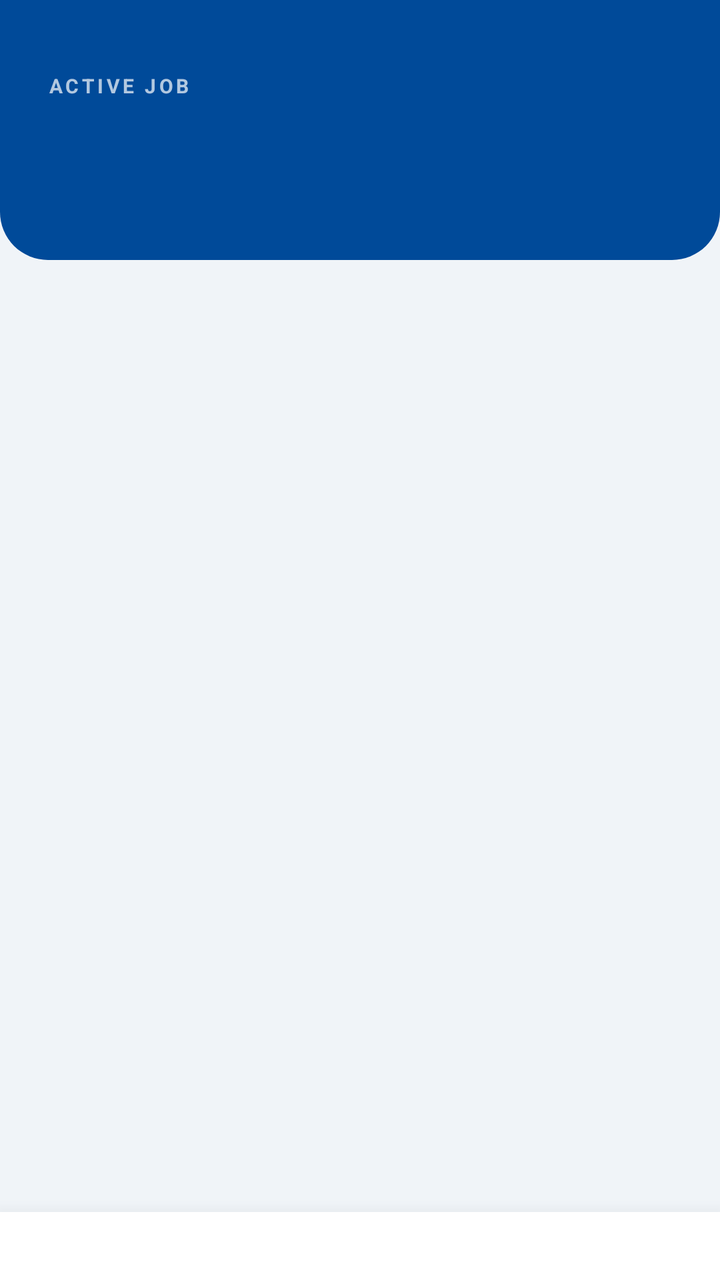
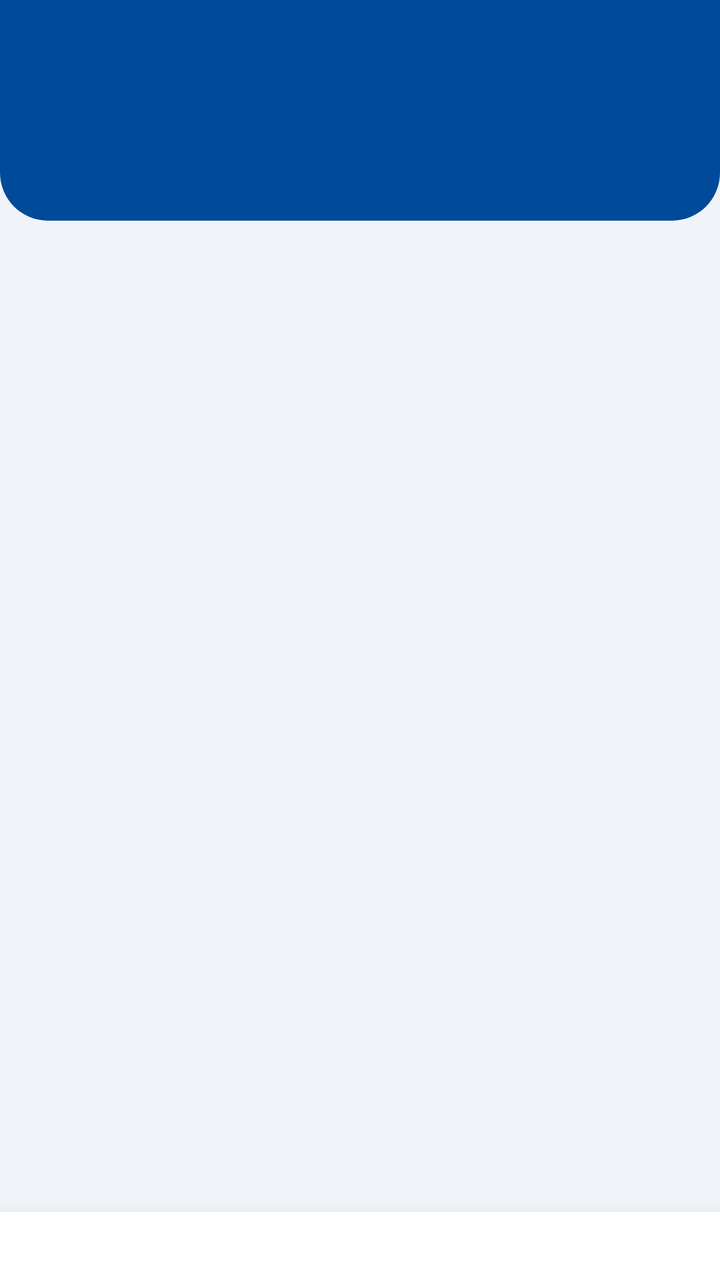

Compare the two renders of this Android layout. The source of the first and the diff that turns it into the second are given below.
<!-- AndroidManifest.xml: application theme Theme.Newtacks -->
<!-- res/layout/fragment_worker_job.xml -->
<?xml version="1.0" encoding="utf-8"?>
<LinearLayout
    xmlns:android="http://schemas.android.com/apk/res/android"
    xmlns:app="http://schemas.android.com/apk/res-auto"
    android:layout_width="match_parent"
    android:layout_height="match_parent"
    android:orientation="vertical"
    android:background="#F0F4F8">

    
    <LinearLayout
        android:id="@+id/layoutHeader"
        android:layout_width="match_parent"
        android:layout_height="wrap_content"
        android:orientation="vertical"
        android:background="@drawable/bg_header_rounded"
        android:paddingStart="24dp"
        android:paddingEnd="24dp"
        android:paddingTop="36dp"
        android:paddingBottom="28dp">

        <TextView
            android:layout_width="wrap_content"
            android:layout_height="wrap_content"
            android:text="ACTIVE JOB"
            android:textColor="#FFFFFF"
            android:textSize="10sp"
            android:textStyle="bold"
            android:letterSpacing="0.15"
            android:alpha="0.7"
            android:layout_marginBottom="6dp" />

        <TextView
            android:id="@+id/tvJobTitle"
            android:layout_width="match_parent"
            android:layout_height="wrap_content"
            android:textColor="#FFFFFF"
            android:textSize="24sp"
            android:textStyle="bold"
            android:layout_marginBottom="14dp" />

        <TextView
            android:id="@+id/tvJobStatus"
            android:layout_width="wrap_content"
            android:layout_height="wrap_content"
            android:textSize="12sp"
            android:textStyle="bold"
            android:textColor="#D97706"
            android:background="@drawable/bg_badge_yellow"
            android:paddingStart="14dp"
            android:paddingEnd="14dp"
            android:paddingTop="5dp"
            android:paddingBottom="5dp"
            android:visibility="gone" />

    </LinearLayout>

    
    <ScrollView
        android:layout_width="match_parent"
        android:layout_height="0dp"
        android:layout_weight="1"
        android:fillViewport="true">

        <LinearLayout
            android:layout_width="match_parent"
            android:layout_height="wrap_content"
            android:orientation="vertical">

            
            <LinearLayout
                android:id="@+id/layoutContent"
                android:layout_width="match_parent"
                android:layout_height="wrap_content"
                android:orientation="vertical"
                android:padding="20dp"
                android:visibility="gone">

                
                <LinearLayout
                    android:id="@+id/cardJobDetails"
                    android:layout_width="match_parent"
                    android:layout_height="wrap_content"
                    android:orientation="vertical"
                    android:background="@drawable/bg_card"
                    android:padding="20dp"
                    android:layout_marginBottom="12dp"
                    android:clickable="true"
                    android:focusable="true"
                    android:foreground="?attr/selectableItemBackground">

                    <LinearLayout
                        android:layout_width="match_parent"
                        android:layout_height="wrap_content"
                        android:orientation="horizontal"
                        android:gravity="center_vertical"
                        android:layout_marginBottom="16dp">

                        <View
                            android:layout_width="4dp"
                            android:layout_height="20dp"
                            android:background="#004A99"
                            android:layout_marginEnd="10dp" />

                        <TextView
                            android:layout_width="wrap_content"
                            android:layout_height="wrap_content"
                            android:text="JOB DETAILS"
                            android:textColor="#004A99"
                            android:textSize="11sp"
                            android:textStyle="bold"
                            android:letterSpacing="0.1" />
                    </LinearLayout>

                    <TextView
                        android:id="@+id/tvJobDetails"
                        android:layout_width="match_parent"
                        android:layout_height="wrap_content"
                        android:textColor="#1E293B"
                        android:textSize="14sp"
                        android:lineSpacingExtra="6dp" />
                </LinearLayout>

                
                <LinearLayout
                    android:id="@+id/cardClientInfo"
                    android:layout_width="match_parent"
                    android:layout_height="wrap_content"
                    android:layout_marginBottom="12dp"
                    android:background="@drawable/bg_card"
                    android:orientation="vertical"
                    android:padding="20dp"
                    android:clickable="true"
                    android:focusable="true"
                    android:foreground="?attr/selectableItemBackground">

                    <LinearLayout
                        android:layout_width="match_parent"
                        android:layout_height="wrap_content"
                        android:layout_marginBottom="16dp"
                        android:gravity="center_vertical"
                        android:orientation="horizontal">

                        <View
                            android:layout_width="4dp"
                            android:layout_height="20dp"
                            android:layout_marginEnd="10dp"
                            android:background="#16A34A" />

                        <TextView
                            android:layout_width="wrap_content"
                            android:layout_height="wrap_content"
                            android:letterSpacing="0.1"
                            android:text="CLIENT INFORMATION"
                            android:textColor="#16A34A"
                            android:textSize="11sp"
                            android:textStyle="bold" />
                    </LinearLayout>

                    <TextView
                        android:id="@+id/tvClientDetailName"
                        android:layout_width="match_parent"
                        android:layout_height="wrap_content"
                        android:text="Client Name"
                        android:textColor="#1E293B"
                        android:textSize="16sp"
                        android:textStyle="bold" />

                    <TextView
                        android:id="@+id/tvClientDetailPhone"
                        android:layout_width="match_parent"
                        android:layout_height="wrap_content"
                        android:layout_marginTop="4dp"
                        android:text="Phone: 09123456789"
                        android:textColor="#64748B"
                        android:textSize="14sp" />
                </LinearLayout>

                
                <LinearLayout
                    android:layout_width="match_parent"
                    android:layout_height="wrap_content"
                    android:orientation="horizontal"
                    android:gravity="center_vertical"
                    android:background="@drawable/bg_info_card"
                    android:padding="14dp">

                    <TextView
                        android:layout_width="0dp"
                        android:layout_height="wrap_content"
                        android:layout_weight="1"
                        android:text="Update your progress to keep the client informed."
                        android:textColor="#004A99"
                        android:textSize="12sp"
                        android:lineSpacingExtra="3dp" />
                </LinearLayout>
            </LinearLayout>

            
            <LinearLayout
                android:id="@+id/layoutEmptyState"
                android:layout_width="match_parent"
                android:layout_height="wrap_content"
                android:gravity="center"
                android:orientation="vertical"
                android:paddingTop="80dp"
                android:paddingBottom="40dp"
                android:visibility="gone">

                <ImageView
                    android:layout_width="72dp"
                    android:layout_height="72dp"
                    android:layout_marginBottom="20dp"
                    android:alpha="0.3"
                    android:src="@drawable/ic_inbox" />

                <TextView
                    android:layout_width="wrap_content"
                    android:layout_height="wrap_content"
                    android:text="No Active Job"
                    android:textColor="#1E293B"
                    android:textSize="18sp"
                    android:textStyle="bold"
                    android:layout_marginBottom="8dp" />

                <TextView
                    android:layout_width="wrap_content"
                    android:layout_height="wrap_content"
                    android:text="You have no job assigned yet.&#10;Check the feed for available jobs."
                    android:textColor="#94A3B8"
                    android:textSize="13sp"
                    android:gravity="center"
                    android:lineSpacingExtra="4dp" />
            </LinearLayout>
        </LinearLayout>
    </ScrollView>

    
    <LinearLayout
        android:id="@+id/layoutBottomButtons"
        android:layout_width="match_parent"
        android:layout_height="wrap_content"
        android:background="#FFFFFF"
        android:elevation="16dp"
        android:orientation="vertical"
        android:paddingStart="20dp"
        android:paddingTop="14dp"
        android:paddingEnd="20dp"
        android:paddingBottom="20dp">

        <com.google.android.material.button.MaterialButton
            android:id="@+id/btnMessageClient"
            android:layout_width="match_parent"
            android:layout_height="54dp"
            android:text="Message Client"
            android:textColor="#2563EB"
            android:textSize="15sp"
            android:textStyle="bold"
            android:visibility="gone"
            app:backgroundTint="#EFF6FF"
            app:cornerRadius="14dp"
            app:icon="@drawable/ic_send"
            app:iconGravity="textStart"
            app:iconTint="#2563EB"
            app:strokeColor="#2563EB"
            app:strokeWidth="1dp"
            android:layout_marginBottom="10dp" />

        <com.google.android.material.button.MaterialButton
            android:id="@+id/btnStartHeading"
            android:layout_width="match_parent"
            android:layout_height="54dp"
            android:text="Start Heading There"
            android:textColor="#FFFFFF"
            android:textSize="15sp"
            android:textStyle="bold"
            android:visibility="gone"
            app:backgroundTint="#004A99"
            app:cornerRadius="14dp"
            app:icon="@drawable/ic_location"
            app:iconGravity="textStart"
            app:iconTint="#FFFFFF"
            android:layout_marginBottom="10dp" />

        <com.google.android.material.button.MaterialButton
            android:id="@+id/btnArrived"
            android:layout_width="match_parent"
            android:layout_height="54dp"
            android:text="I Have Arrived"
            android:textColor="#FFFFFF"
            android:textSize="15sp"
            android:textStyle="bold"
            android:visibility="gone"
            app:backgroundTint="#16A34A"
            app:cornerRadius="14dp"
            app:icon="@drawable/ic_check_circle"
            app:iconGravity="textStart"
            app:iconTint="#FFFFFF"
            android:layout_marginBottom="10dp" />

        <com.google.android.material.button.MaterialButton
            android:id="@+id/btnRequestDone"
            android:layout_width="match_parent"
            android:layout_height="54dp"
            android:text="Request Done"
            android:textColor="#FFFFFF"
            android:textSize="15sp"
            android:textStyle="bold"
            android:visibility="gone"
            app:backgroundTint="#004A99"
            app:cornerRadius="14dp"
            app:icon="@drawable/ic_check"
            app:iconGravity="textStart"
            app:iconTint="#FFFFFF" />

        <com.google.android.material.button.MaterialButton
            android:id="@+id/btnCancelActiveJob"
            android:layout_width="match_parent"
            android:layout_height="54dp"
            android:text="Cancel Job"
            android:textColor="#EF4444"
            android:textSize="15sp"
            android:textStyle="bold"
            android:visibility="gone"
            app:backgroundTint="#FEE2E2"
            app:cornerRadius="14dp"
            app:strokeColor="#EF4444"
            app:strokeWidth="1dp"
            android:layout_marginTop="10dp" />
    </LinearLayout>

</LinearLayout>
<!-- resources referenced by this layout -->
<resources>
  <!-- drawable bg_badge_yellow (drawable) -->
  <?xml version="1.0" encoding="utf-8"?>
  <shape xmlns:android="http://schemas.android.com/apk/res/android"
      android:shape="rectangle">
      <solid android:color="#ffe7a6" />
      <corners android:radius="20dp" />
  </shape>
  <!-- drawable bg_card (drawable) -->
  <?xml version="1.0" encoding="utf-8"?>
  <shape xmlns:android="http://schemas.android.com/apk/res/android"
      android:shape="rectangle">
      <solid android:color="#FFFFFF" />
      <corners android:radius="15dp" />
      <stroke android:width="1dp" android:color="#E2E8F0" />
  </shape>
  <!-- drawable bg_header_rounded (drawable) -->
  <?xml version="1.0" encoding="utf-8"?>
  <shape xmlns:android="http://schemas.android.com/apk/res/android"
      android:shape="rectangle">
      <solid android:color="#004A99" />
      <corners
          android:bottomLeftRadius="24dp"
          android:bottomRightRadius="24dp" />
  </shape>
  <!-- drawable bg_info_card (drawable) -->
  <?xml version="1.0" encoding="utf-8"?>
  <shape xmlns:android="http://schemas.android.com/apk/res/android"
      android:shape="rectangle">
      <solid android:color="#EBF2FF" />
      <corners android:radius="12dp" />
      <stroke
          android:width="1dp"
          android:color="#C7D9F5" />
  </shape>
  <!-- drawable ic_check (drawable) -->
  <?xml version="1.0" encoding="utf-8"?>
  <vector xmlns:android="http://schemas.android.com/apk/res/android"
      android:width="24dp"
      android:height="24dp"
      android:viewportWidth="24"
      android:viewportHeight="24">
      <path
          android:fillColor="#000000"
          android:pathData="M9,16.17L4.83,12l-1.42,1.41L9,19 21,7l-1.41,-1.41z"/>
  </vector>
  <!-- drawable ic_check_circle (drawable) -->
  <?xml version="1.0" encoding="utf-8"?>
  <vector xmlns:android="http://schemas.android.com/apk/res/android"
      android:width="24dp"
      android:height="24dp"
      android:viewportWidth="24"
      android:viewportHeight="24">
      <path
          android:fillColor="#000000"
          android:pathData="M12,2C6.48,2 2,6.48 2,12s4.48,10 10,10 10-4.48 10-10S17.52,2 12,2zM10,17l-5-5 1.41-1.41L10,14.17l7.59-7.59L19,8l-9,9z"/>
  </vector>
  <!-- drawable ic_inbox (drawable) -->
  <?xml version="1.0" encoding="utf-8"?>
  <vector xmlns:android="http://schemas.android.com/apk/res/android"
      android:width="72dp"
      android:height="72dp"
      android:viewportWidth="24"
      android:viewportHeight="24">
  
      <path
          android:fillColor="#004A99"
          android:pathData="M19,3H5C3.9,3 3,3.9 3,5v14c0,1.1 0.9,2 2,2h14c1.1,0 2,-0.9 2,-2V5C21,3.9 20.1,3 19,3z
                            M19,19H5v-3h3.56c0.69,1.19 1.97,2 3.44,2s2.75,-0.81 3.44,-2H19V19z
                            M19,14h-4c0,1.1 -0.9,2 -2,2s-2,-0.9 -2,-2H5V5h14V14z" />
  
  </vector>
  <!-- drawable ic_location (drawable) -->
  <?xml version="1.0" encoding="utf-8"?>
  <vector xmlns:android="http://schemas.android.com/apk/res/android"
      android:width="24dp"
      android:height="24dp"
      android:viewportWidth="24"
      android:viewportHeight="24">
      <path
          android:fillColor="#FFFFFF"
          android:pathData="M12,2C8.13,2 5,5.13 5,9c0,5.25 7,13 7,13s7-7.75 7-13C19,5.13 15.87,2 12,2zM12,11.5c-1.38,0-2.5-1.12-2.5-2.5s1.12-2.5 2.5-2.5 2.5,1.12 2.5,2.5-1.12,2.5-2.5,2.5z"/>
  </vector>
  <!-- drawable ic_send (drawable) -->
  <?xml version="1.0" encoding="utf-8"?>
  <vector xmlns:android="http://schemas.android.com/apk/res/android"
      android:width="24dp"
      android:height="24dp"
      android:viewportWidth="24"
      android:viewportHeight="24">
      <path
          android:fillColor="#000000"
          android:pathData="M2.01,21L23,12 2.01,3 2,10l15,2 -15,2z" />
  </vector>
  <style name="Theme.Newtacks" parent="Base.Theme.Newtacks" />
  <!-- unchanged entries left out for length: 1 -->
</resources>

<!-- the commit's change to res/layout/fragment_worker_job.xml (unified diff, before → after) -->
@@ -18,17 +18,6 @@
         android:paddingEnd="24dp"
         android:paddingTop="36dp"
         android:paddingBottom="28dp">
-
-        <TextView
-            android:layout_width="wrap_content"
-            android:layout_height="wrap_content"
-            android:text="ACTIVE JOB"
-            android:textColor="#FFFFFF"
-            android:textSize="10sp"
-            android:textStyle="bold"
-            android:letterSpacing="0.15"
-            android:alpha="0.7"
-            android:layout_marginBottom="6dp" />
 
         <TextView
             android:id="@+id/tvJobTitle"
